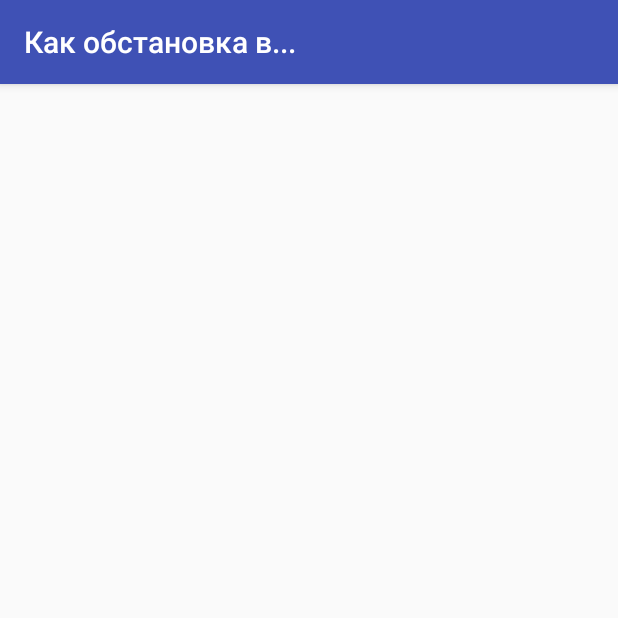
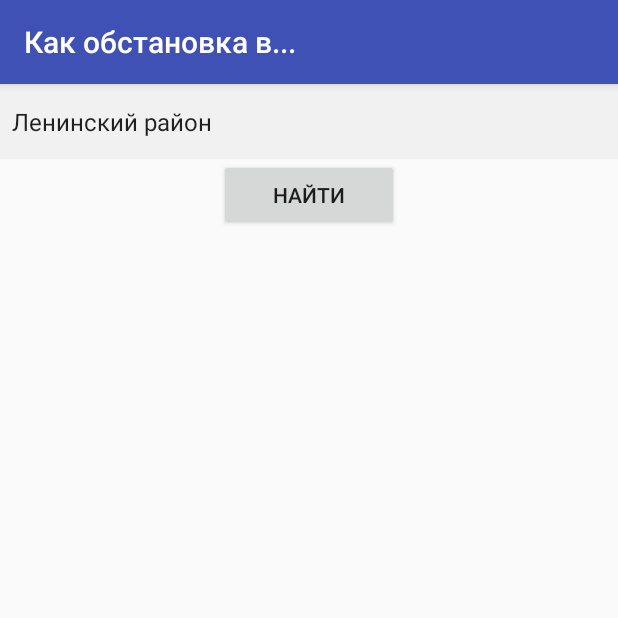
Before and after one commit to alexiskhb/inspect, an Android app: the WhatSituation screen opened directly, with no data from a screen before it, on a phone screen of 412 x 824 dp, the top half of it. Run offline under Robolectric (Android 15) with nearby library versions, the phone set to English and light mode, and no system bars.

```diff
--- a/app/src/main/AndroidManifest.xml
+++ b/app/src/main/AndroidManifest.xml
@@ -31,6 +31,9 @@
         <activity android:name=".SituationIsBad"
             android:label="Беда случилась в...">
         </activity>
+        <activity android:name=".AreaSituation"
+            android:label="Обстановка в...">
+        </activity>
     </application>
 
 </manifest>
--- a/app/src/main/res/layout/activity_what_situation.xml
+++ b/app/src/main/res/layout/activity_what_situation.xml
@@ -3,4 +3,25 @@
     android:orientation="vertical" android:layout_width="match_parent"
     android:layout_height="match_parent">
 
+    <Spinner
+        android:layout_width="match_parent"
+        android:layout_height="wrap_content"
+        android:id="@+id/spinner2"
+        android:layout_gravity="center_horizontal"
+        android:background="#f1f1f1"
+        android:clickable="true"
+        android:entries="@array/areas"
+        android:minHeight="50dp" />
+
+    <Button
+        style="?android:attr/buttonStyleSmall"
+        android:layout_width="wrap_content"
+        android:layout_height="wrap_content"
+        android:text="Найти"
+        android:id="@+id/button6"
+        android:layout_gravity="center_horizontal"
+        android:width="120dp"
+        android:height="30dp"
+        android:onClick="find_Situation"/>
+
 </LinearLayout>
```
Also changed, not shown: app/src/main/java/com/example/dmitrii/testbtn/SituationIsBad.java (+151 -28 lines), app/src/main/java/com/example/dmitrii/testbtn/WhatSituation.java (+7 -0 lines), 1 other file.
